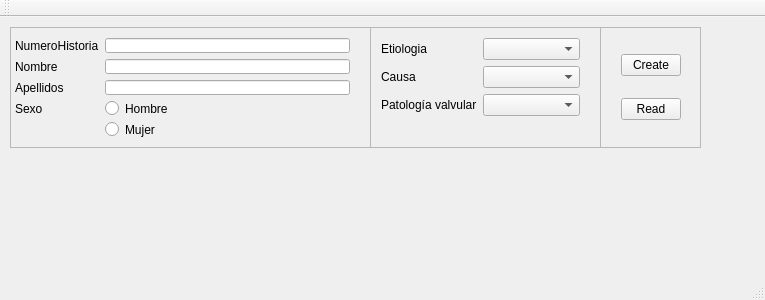
Old version of the form mainwindow.ui in the repository iyustlop/valvulares.
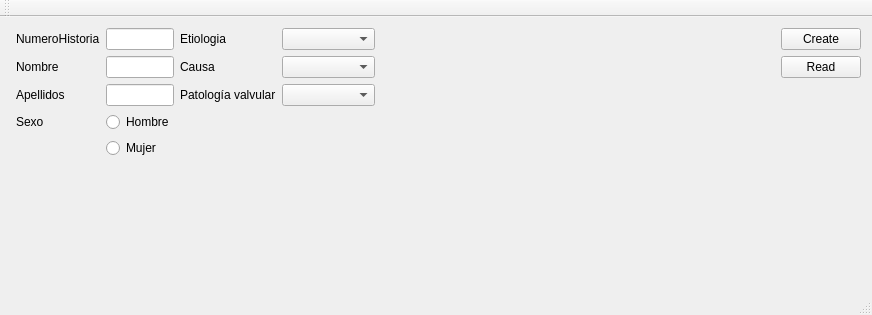
New version of the form.

Commit message: Changes in the UI Included Etiologia, Causa and Patologia Valvular in Patient. Update create botton with new Patient.

What changed in the file:
```diff
--- a/mainwindow.ui
+++ b/mainwindow.ui
@@ -7,37 +7,29 @@
     <x>0</x>
     <y>0</y>
     <width>765</width>
-    <height>300</height>
+    <height>315</height>
    </rect>
   </property>
+  <property name="sizePolicy">
+   <sizepolicy hsizetype="Preferred" vsizetype="Minimum">
+    <horstretch>0</horstretch>
+    <verstretch>0</verstretch>
+   </sizepolicy>
+  </property>
   <property name="windowTitle">
    <string>Valvulares DB</string>
   </property>
   <widget class="QWidget" name="centralWidget">
-   <widget class="QFrame" name="frame">
-    <property name="geometry">
-     <rect>
-      <x>10</x>
-      <y>10</y>
-      <width>361</width>
-      <height>121</height>
-     </rect>
-    </property>
-    <property name="frameShape">
-     <enum>QFrame::StyledPanel</enum>
-    </property>
-    <property name="frameShadow">
-     <enum>QFrame::Raised</enum>
-    </property>
-    <widget class="QWidget" name="horizontalLayoutWidget">
-     <property name="geometry">
-      <rect>
-       <x>0</x>
-       <y>0</y>
-       <width>351</width>
-       <height>121</height>
-      </rect>
-     </property>
+   <property name="sizePolicy">
+    <sizepolicy hsizetype="Preferred" vsizetype="Minimum">
+     <horstretch>0</horstretch>
+     <verstretch>0</verstretch>
+    </sizepolicy>
+   </property>
+   <layout class="QVBoxLayout" name="verticalLayout">
+    <item>
+     <layout class="QHBoxLayout" name="horizontalLayout">
+      <item>
      <layout class="QFormLayout" name="formLayout">
       <property name="sizeConstraint">
        <enum>QLayout::SetMaximumSize</enum>
@@ -53,7 +45,14 @@
        </widget>
       </item>
       <item row="0" column="1">
-       <widget class="QLineEdit" name="lineEditNumeroHistoria"/>
+         <widget class="QLineEdit" name="lineEditNumeroHistoria">
+          <property name="sizePolicy">
+           <sizepolicy hsizetype="Expanding" vsizetype="Fixed">
+            <horstretch>0</horstretch>
+            <verstretch>0</verstretch>
+           </sizepolicy>
+          </property>
+         </widget>
       </item>
       <item row="1" column="0">
        <widget class="QLabel" name="labelNombre">
@@ -63,7 +62,14 @@
        </widget>
       </item>
       <item row="1" column="1">
-       <widget class="QLineEdit" name="lineEditNombre"/>
+         <widget class="QLineEdit" name="lineEditNombre">
+          <property name="sizePolicy">
+           <sizepolicy hsizetype="Expanding" vsizetype="Fixed">
+            <horstretch>0</horstretch>
+            <verstretch>0</verstretch>
+           </sizepolicy>
+          </property>
+         </widget>
       </item>
       <item row="2" column="0">
        <widget class="QLabel" name="labelApellidos">
@@ -73,7 +79,14 @@
        </widget>
       </item>
       <item row="2" column="1">
-       <widget class="QLineEdit" name="lineEditApellidos"/>
+         <widget class="QLineEdit" name="lineEditApellidos">
+          <property name="sizePolicy">
+           <sizepolicy hsizetype="Expanding" vsizetype="Fixed">
+            <horstretch>25</horstretch>
+            <verstretch>0</verstretch>
+           </sizepolicy>
+          </property>
+         </widget>
       </item>
       <item row="3" column="0">
        <widget class="QLabel" name="labelSexo">
@@ -82,13 +95,6 @@
         </property>
        </widget>
       </item>
-      <item row="3" column="1">
-       <widget class="QRadioButton" name="radioButtonHombre">
-        <property name="text">
-         <string>Hombre</string>
-        </property>
-       </widget>
-      </item>
       <item row="4" column="1">
        <widget class="QRadioButton" name="radioButtonMujer">
         <property name="text">
@@ -96,33 +102,16 @@
         </property>
        </widget>
       </item>
-     </layout>
-    </widget>
-   </widget>
-   <widget class="QFrame" name="frame_2">
-    <property name="geometry">
-     <rect>
-      <x>370</x>
-      <y>10</y>
-      <width>231</width>
-      <height>121</height>
-     </rect>
-    </property>
-    <property name="frameShape">
-     <enum>QFrame::StyledPanel</enum>
-    </property>
-    <property name="frameShadow">
-     <enum>QFrame::Raised</enum>
-    </property>
-    <widget class="QWidget" name="">
-     <property name="geometry">
-      <rect>
-       <x>0</x>
-       <y>0</y>
-       <width>221</width>
-       <height>121</height>
-      </rect>
-     </property>
+        <item row="3" column="1">
+         <widget class="QRadioButton" name="radioButtonHombre">
+          <property name="text">
+           <string>Hombre</string>
+          </property>
+         </widget>
+        </item>
+       </layout>
+      </item>
+      <item>
      <layout class="QFormLayout" name="formLayout_2">
       <item row="1" column="0">
        <widget class="QLabel" name="label">
@@ -137,7 +126,7 @@
          <bool>true</bool>
         </property>
         <property name="sizePolicy">
-         <sizepolicy hsizetype="Preferred" vsizetype="Fixed">
+           <sizepolicy hsizetype="Expanding" vsizetype="Fixed">
           <horstretch>0</horstretch>
           <verstretch>0</verstretch>
          </sizepolicy>
@@ -167,7 +156,14 @@
        </widget>
       </item>
       <item row="2" column="1">
-       <widget class="QComboBox" name="comboBoxCausa"/>
+         <widget class="QComboBox" name="comboBoxCausa">
+          <property name="sizePolicy">
+           <sizepolicy hsizetype="Expanding" vsizetype="Fixed">
+            <horstretch>0</horstretch>
+            <verstretch>0</verstretch>
+           </sizepolicy>
+          </property>
+         </widget>
       </item>
       <item row="3" column="0">
        <widget class="QLabel" name="label_3">
@@ -177,57 +173,67 @@
        </widget>
       </item>
       <item row="3" column="1">
-       <widget class="QComboBox" name="comboBoxPatologiaValvular"/>
-      </item>
-     </layout>
-    </widget>
-   </widget>
-   <widget class="QFrame" name="frame_3">
-    <property name="geometry">
-     <rect>
-      <x>600</x>
-      <y>10</y>
-      <width>101</width>
-      <height>121</height>
-     </rect>
-    </property>
-    <property name="frameShape">
-     <enum>QFrame::StyledPanel</enum>
-    </property>
-    <property name="frameShadow">
-     <enum>QFrame::Raised</enum>
-    </property>
-    <widget class="QWidget" name="">
-     <property name="geometry">
-      <rect>
-       <x>10</x>
-       <y>0</y>
-       <width>82</width>
-       <height>121</height>
-      </rect>
-     </property>
-     <layout class="QVBoxLayout" name="verticalLayout_2">
-      <item>
-       <widget class="QPushButton" name="pushButtonCreate">
-        <property name="text">
-         <string>Create</string>
-        </property>
-       </widget>
+         <widget class="QComboBox" name="comboBoxPatologiaValvular">
+          <property name="sizePolicy">
+           <sizepolicy hsizetype="Expanding" vsizetype="Fixed">
+            <horstretch>0</horstretch>
+            <verstretch>0</verstretch>
+           </sizepolicy>
+          </property>
+         </widget>
+        </item>
+       </layout>
       </item>
       <item>
+       <layout class="QGridLayout" name="gridLayout">
+        <item row="1" column="1">
        <widget class="QPushButton" name="pushButton">
         <property name="text">
          <string>Read</string>
         </property>
        </widget>
       </item>
-     </layout>
-    </widget>
-   </widget>
-   <zorder>frame</zorder>
-   <zorder>frame_2</zorder>
-   <zorder>frame_3</zorder>
-   <zorder></zorder>
+        <item row="0" column="1">
+         <widget class="QPushButton" name="pushButtonCreate">
+          <property name="text">
+           <string>Create</string>
+          </property>
+         </widget>
+        </item>
+        <item row="2" column="1">
+         <spacer name="verticalSpacer">
+          <property name="orientation">
+           <enum>Qt::Vertical</enum>
+          </property>
+          <property name="sizeHint" stdset="0">
+           <size>
+            <width>20</width>
+            <height>40</height>
+           </size>
+          </property>
+         </spacer>
+        </item>
+        <item row="1" column="0">
+         <spacer name="horizontalSpacer">
+          <property name="orientation">
+           <enum>Qt::Horizontal</enum>
+          </property>
+          <property name="sizeType">
+           <enum>QSizePolicy::Fixed</enum>
+          </property>
+          <property name="sizeHint" stdset="0">
+           <size>
+            <width>400</width>
+            <height>20</height>
+           </size>
+          </property>
+         </spacer>
+        </item>
+       </layout>
+      </item>
+     </layout>
+    </item>
+   </layout>
   </widget>
   <widget class="QMenuBar" name="menuBar">
    <property name="geometry">
```
Lines whose indentation alone changed are shown as unchanged. The commit also changes 4 other files.
